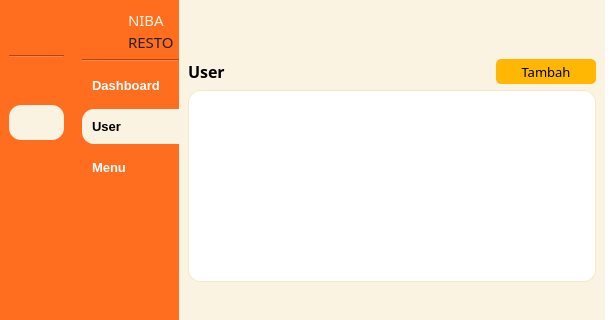
First picture: the form in user_index.ui, repository MohammadILhamSyahputra/PROJEK-UAS-PBO, before the edit; both pictures show x 0 to 614 and y 0 to 320 of the 614 by 474 pixel window.
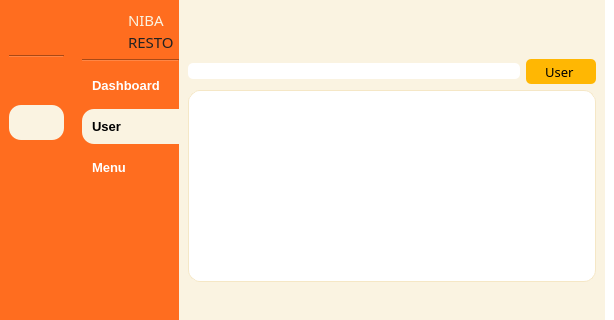
Second picture: the form after the edit. Icons and pictures are not drawn.

Patch:
```diff
--- a/user_index.ui
+++ b/user_index.ui
@@ -750,28 +750,7 @@
           <item>
            <layout class="QHBoxLayout" name="horizontalLayout_3">
             <item>
-             <widget class="QLabel" name="label_6">
-              <property name="font">
-               <font>
-                <family>MS Reference Sans Serif</family>
-                <pointsize>12</pointsize>
-                <weight>75</weight>
-                <bold>true</bold>
-               </font>
-              </property>
-              <property name="styleSheet">
-               <string notr="true">color:black;</string>
-              </property>
-              <property name="text">
-               <string>User</string>
-              </property>
-              <property name="scaledContents">
-               <bool>false</bool>
-              </property>
-              <property name="wordWrap">
-               <bool>false</bool>
-              </property>
-             </widget>
+             <widget class="QLineEdit" name="lineEdit"/>
             </item>
             <item>
              <widget class="QPushButton" name="btn_add_menu">
@@ -814,7 +793,7 @@
 }</string>
               </property>
               <property name="text">
-               <string>Tambah</string>
+               <string>     User      </string>
               </property>
               <property name="icon">
                <iconset resource="images.qrc">
```
